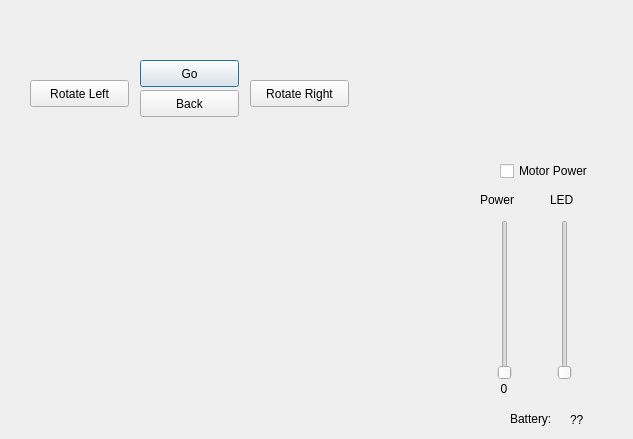
Before: the Qt Designer form qt.ui in embedCreativity/PalmettoGUI, drawn with Qt 5.
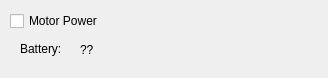
After: the same form once the commit is applied.

Commit message: stripped gui - almost everything is done via joystick now

```diff
--- a/qt.ui
+++ b/qt.ui
@@ -6,44 +6,18 @@
    <rect>
     <x>0</x>
     <y>0</y>
-    <width>633</width>
-    <height>439</height>
+    <width>328</width>
+    <height>78</height>
    </rect>
   </property>
   <property name="windowTitle">
    <string>PalmettoControl</string>
   </property>
-  <widget class="QPushButton" name="pbGo">
-   <property name="geometry">
-    <rect>
-     <x>140</x>
-     <y>60</y>
-     <width>99</width>
-     <height>27</height>
-    </rect>
-   </property>
-   <property name="text">
-    <string>Go</string>
-   </property>
-  </widget>
-  <widget class="QPushButton" name="pbRotateRight">
-   <property name="geometry">
-    <rect>
-     <x>250</x>
-     <y>80</y>
-     <width>99</width>
-     <height>27</height>
-    </rect>
-   </property>
-   <property name="text">
-    <string>Rotate Right</string>
-   </property>
-  </widget>
   <widget class="QLabel" name="lblVoltage">
    <property name="geometry">
     <rect>
-     <x>570</x>
-     <y>410</y>
+     <x>80</x>
+     <y>40</y>
      <width>61</width>
      <height>20</height>
     </rect>
@@ -52,24 +26,11 @@
     <string>??</string>
    </property>
   </widget>
-  <widget class="QPushButton" name="pbRotateLeft">
-   <property name="geometry">
-    <rect>
-     <x>30</x>
-     <y>80</y>
-     <width>99</width>
-     <height>27</height>
-    </rect>
-   </property>
-   <property name="text">
-    <string>Rotate Left</string>
-   </property>
-  </widget>
   <widget class="QLabel" name="txtBattery">
    <property name="geometry">
     <rect>
-     <x>510</x>
-     <y>410</y>
+     <x>20</x>
+     <y>40</y>
      <width>61</width>
      <height>17</height>
     </rect>
@@ -78,98 +39,11 @@
     <string>Battery:</string>
    </property>
   </widget>
-  <widget class="QSlider" name="sldLED">
-   <property name="geometry">
-    <rect>
-     <x>550</x>
-     <y>220</y>
-     <width>29</width>
-     <height>160</height>
-    </rect>
-   </property>
-   <property name="maximum">
-    <number>1000</number>
-   </property>
-   <property name="orientation">
-    <enum>Qt::Vertical</enum>
-   </property>
-  </widget>
-  <widget class="QLabel" name="txtLED">
-   <property name="geometry">
-    <rect>
-     <x>550</x>
-     <y>190</y>
-     <width>31</width>
-     <height>20</height>
-    </rect>
-   </property>
-   <property name="text">
-    <string>LED</string>
-   </property>
-  </widget>
-  <widget class="QPushButton" name="pbBack">
-   <property name="geometry">
-    <rect>
-     <x>140</x>
-     <y>90</y>
-     <width>99</width>
-     <height>27</height>
-    </rect>
-   </property>
-   <property name="text">
-    <string>Back</string>
-   </property>
-  </widget>
-  <widget class="QSlider" name="sldPower">
-   <property name="geometry">
-    <rect>
-     <x>490</x>
-     <y>220</y>
-     <width>29</width>
-     <height>160</height>
-    </rect>
-   </property>
-   <property name="maximum">
-    <number>1000</number>
-   </property>
-   <property name="orientation">
-    <enum>Qt::Vertical</enum>
-   </property>
-  </widget>
-  <widget class="QLabel" name="txtPower">
-   <property name="geometry">
-    <rect>
-     <x>480</x>
-     <y>190</y>
-     <width>51</width>
-     <height>20</height>
-    </rect>
-   </property>
-   <property name="text">
-    <string>Power</string>
-   </property>
-  </widget>
-  <widget class="QLabel" name="lblPower">
-   <property name="geometry">
-    <rect>
-     <x>470</x>
-     <y>380</y>
-     <width>68</width>
-     <height>17</height>
-    </rect>
-   </property>
-   <property name="text">
-    <string>0</string>
-   </property>
-   <property name="alignment">
-    <set>Qt::AlignCenter</set>
-   </property>
-  </widget>
   <widget class="QCheckBox" name="chkPower">
    <property name="geometry">
     <rect>
-     <x>500</x>
-     <y>160</y>
+     <x>10</x>
+     <y>10</y>
      <width>121</width>
      <height>22</height>
     </rect>
```
The commit also changes 2 other files.
